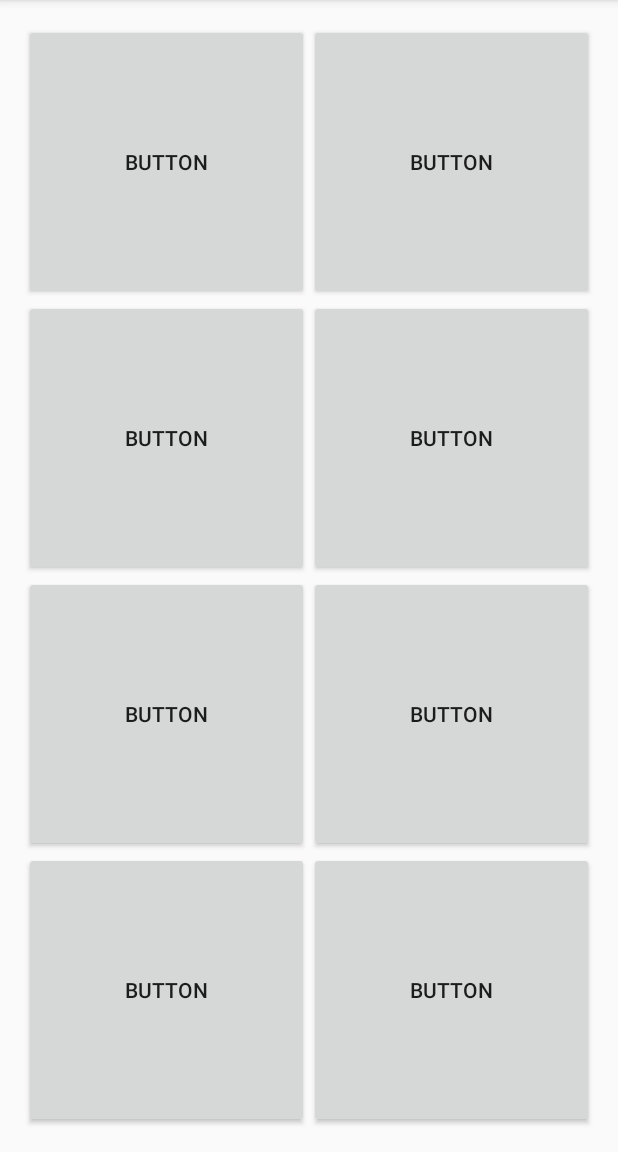
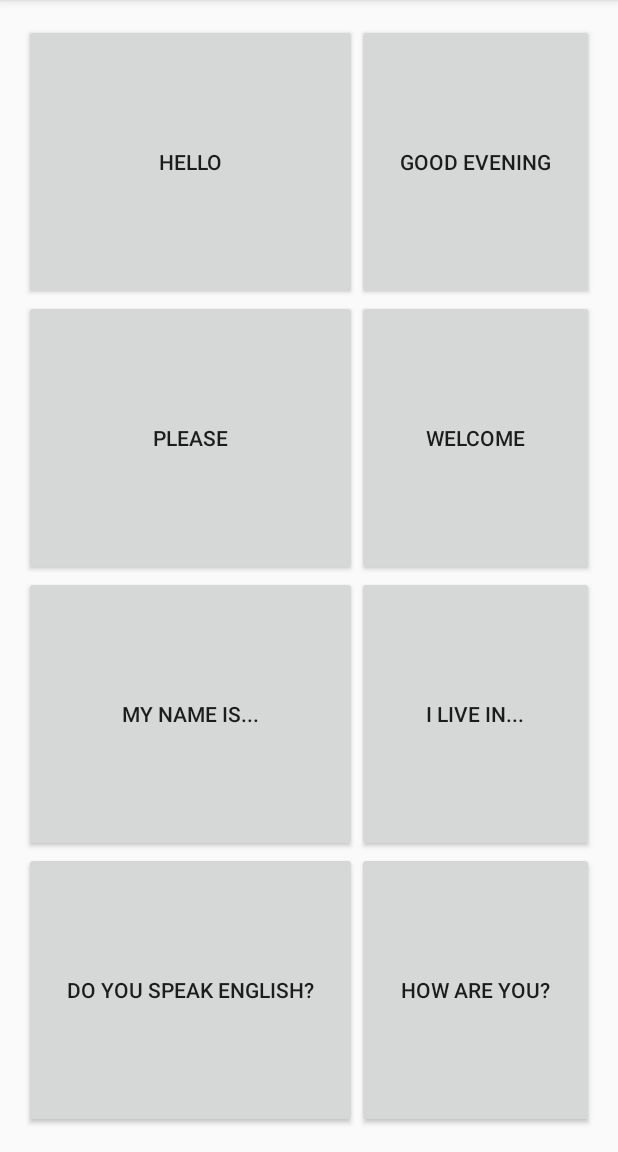
Before and after one commit to TheRiverNiall93/Basic-Phrases-Android-App, an Android app: the screen it shows after launch (MainActivity), on a phone screen of 412 x 824 dp, the part 84-1236 px from its top. Run offline under Robolectric (Android 15) with nearby library versions, the phone set to English and light mode, and no system bars.

Commit message:
Finished mapping buttons to correct sound files. Added labels to buttons.

```diff
--- a/app/src/main/java/com/example/niall/basicphrases/MainActivity.java
+++ b/app/src/main/java/com/example/niall/basicphrases/MainActivity.java
@@ -21,7 +21,13 @@ public class MainActivity extends AppCompatActivity {
 
     private void setupButtonMapping() {
         buttonIdToSoundClipId.put(R.id.button0, R.raw.hello);
-        buttonIdToSoundClipId.put(R.id.button1, R.raw.howareyou);
+        buttonIdToSoundClipId.put(R.id.button1, R.raw.goodevening);
+        buttonIdToSoundClipId.put(R.id.button2, R.raw.please);
+        buttonIdToSoundClipId.put(R.id.button3, R.raw.welcome);
+        buttonIdToSoundClipId.put(R.id.button4, R.raw.mynameis);
+        buttonIdToSoundClipId.put(R.id.button5, R.raw.ilivein);
+        buttonIdToSoundClipId.put(R.id.button6, R.raw.doyouspeakenglish);
+        buttonIdToSoundClipId.put(R.id.button7, R.raw.howareyou);
     }
 
     public void playPhrase(View view) {
--- a/app/src/main/res/layout/activity_main.xml
+++ b/app/src/main/res/layout/activity_main.xml
@@ -15,7 +15,7 @@
         android:layout_height="match_parent">
 
         <Button
-            android:text="Button"
+            android:text="Hello"
             android:layout_width="wrap_content"
             android:layout_height="wrap_content"
             android:layout_column="0"
@@ -27,7 +27,7 @@
             android:onClick="playPhrase" />
 
         <Button
-            android:text="Button"
+            android:text="Good evening"
             android:layout_width="wrap_content"
             android:layout_height="wrap_content"
             android:layout_column="1"
@@ -39,7 +39,7 @@
             android:onClick="playPhrase" />
 
         <Button
-            android:text="Button"
+            android:text="Please"
             android:layout_width="wrap_content"
             android:layout_height="wrap_content"
             android:layout_column="0"
@@ -47,10 +47,11 @@
             android:layout_gravity="fill"
             android:layout_columnWeight="1"
             android:layout_rowWeight="1"
-            android:id="@+id/button2" />
+            android:id="@+id/button2"
+            android:onClick="playPhrase"/>
 
         <Button
-            android:text="Button"
+            android:text="Welcome"
             android:layout_width="wrap_content"
             android:layout_height="wrap_content"
             android:layout_column="1"
@@ -58,10 +59,11 @@
             android:layout_gravity="fill"
             android:layout_columnWeight="1"
             android:layout_rowWeight="1"
-            android:id="@+id/button3" />
+            android:id="@+id/button3"
+            android:onClick="playPhrase"/>
 
         <Button
-            android:text="Button"
+            android:text="My name is..."
             android:layout_width="wrap_content"
             android:layout_height="wrap_content"
             android:layout_column="0"
@@ -69,10 +71,11 @@
             android:layout_gravity="fill"
             android:layout_columnWeight="1"
             android:layout_rowWeight="1"
-            android:id="@+id/button4" />
+            android:id="@+id/button4"
+            android:onClick="playPhrase"/>
 
         <Button
-            android:text="Button"
+            android:text="I live in..."
             android:layout_width="wrap_content"
             android:layout_height="wrap_content"
             android:layout_column="1"
@@ -80,10 +83,11 @@
             android:layout_gravity="fill"
             android:layout_columnWeight="1"
             android:layout_rowWeight="1"
-            android:id="@+id/button5" />
+            android:id="@+id/button5"
+            android:onClick="playPhrase"/>
 
         <Button
-            android:text="Button"
+            android:text="Do you speak English?"
             android:layout_width="wrap_content"
             android:layout_height="wrap_content"
             android:layout_column="0"
@@ -91,10 +95,11 @@
             android:layout_gravity="fill"
             android:layout_columnWeight="1"
             android:layout_rowWeight="1"
-            android:id="@+id/button6" />
+            android:id="@+id/button6"
+            android:onClick="playPhrase"/>
 
         <Button
-            android:text="Button"
+            android:text="How are you?"
             android:layout_width="wrap_content"
             android:layout_height="wrap_content"
             android:layout_column="1"
@@ -102,6 +107,7 @@
             android:layout_gravity="fill"
             android:layout_columnWeight="1"
             android:layout_rowWeight="1"
-            android:id="@+id/button7" />
+            android:id="@+id/button7"
+            android:onClick="playPhrase"/>
     </GridLayout>
 </RelativeLayout>
```
